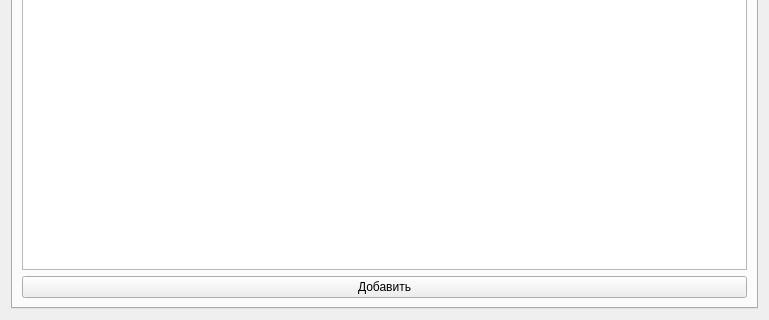
This is skillsform.ui in Unisbern/RPG_planner as Qt 5 draws it before an edit; both pictures show x 0 to 769 and y 167 to 487 of the 769 by 487 pixel window. The edited form follows.
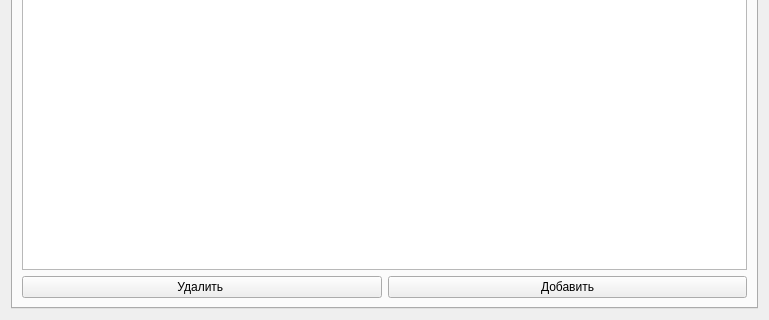
This is the edited form.

Commit message: Работа с виджетом

Patch:
```diff
--- a/skillsform.ui
+++ b/skillsform.ui
@@ -25,14 +25,21 @@
       </attribute>
       <layout class="QGridLayout" name="gridLayout_2">
        <item row="1" column="0">
+        <widget class="QPushButton" name="deleteButton">
+         <property name="text">
+          <string>Удалить </string>
+         </property>
+        </widget>
+       </item>
+       <item row="1" column="1">
         <widget class="QPushButton" name="pushButton">
          <property name="text">
           <string>Добавить</string>
          </property>
         </widget>
        </item>
-       <item row="0" column="0">
-        <widget class="QListWidget" name="listWidget"/>
+       <item row="0" column="0" colspan="2">
+        <widget class="QTableView" name="tableSkill"/>
        </item>
       </layout>
      </widget>
```
The commit also changes 2 other files.
